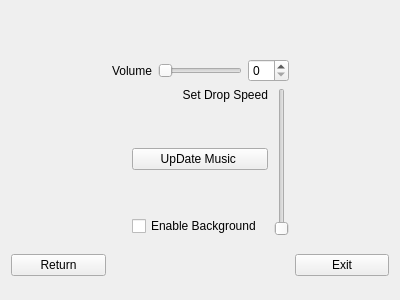
This is settings.ui in EdrowsLuo/QTCppGame as Qt 5 draws it before an edit. The edited form follows.
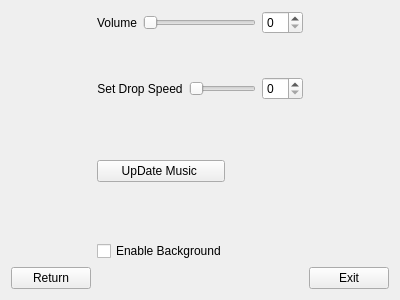
This is the edited form.

The edit to the form file:
```diff
--- a/settings.ui
+++ b/settings.ui
@@ -17,89 +17,110 @@
    <string notr="true">backgroun-color:RGB(40,44,53)</string>
   </property>
   <layout class="QGridLayout" name="gridLayout">
-   <item row="0" column="1">
-    <spacer name="verticalSpacer_4">
-     <property name="orientation">
-      <enum>Qt::Vertical</enum>
-     </property>
-     <property name="sizeHint" stdset="0">
-      <size>
-       <width>20</width>
-       <height>37</height>
-      </size>
-     </property>
-    </spacer>
-   </item>
-   <item row="1" column="0">
-    <spacer name="horizontalSpacer_2">
-     <property name="orientation">
-      <enum>Qt::Horizontal</enum>
-     </property>
-     <property name="sizeHint" stdset="0">
-      <size>
-       <width>90</width>
-       <height>20</height>
-      </size>
-     </property>
-    </spacer>
-   </item>
-   <item row="1" column="1">
-    <layout class="QVBoxLayout" name="verticalLayout_3">
+   <item row="0" column="1" colspan="2">
+    <layout class="QVBoxLayout" name="verticalLayout">
      <item>
       <layout class="QHBoxLayout" name="horizontalLayout_3">
        <item>
         <widget class="QLabel" name="volumlabel">
+         <property name="sizePolicy">
+          <sizepolicy hsizetype="Preferred" vsizetype="Preferred">
+           <horstretch>1</horstretch>
+           <verstretch>0</verstretch>
+          </sizepolicy>
+         </property>
          <property name="text">
           <string>Volume</string>
          </property>
+         <property name="alignment">
+          <set>Qt::AlignCenter</set>
+         </property>
         </widget>
        </item>
        <item>
         <widget class="QSlider" name="horizontalSlider">
+         <property name="sizePolicy">
+          <sizepolicy hsizetype="Expanding" vsizetype="Fixed">
+           <horstretch>4</horstretch>
+           <verstretch>0</verstretch>
+          </sizepolicy>
+         </property>
          <property name="orientation">
           <enum>Qt::Horizontal</enum>
          </property>
         </widget>
        </item>
        <item>
-        <widget class="QSpinBox" name="spinBox"/>
+        <widget class="QSpinBox" name="spinBox">
+         <property name="sizePolicy">
+          <sizepolicy hsizetype="Minimum" vsizetype="Fixed">
+           <horstretch>1</horstretch>
+           <verstretch>0</verstretch>
+          </sizepolicy>
+         </property>
+        </widget>
        </item>
       </layout>
      </item>
      <item>
-      <layout class="QHBoxLayout" name="horizontalLayout_2">
-       <item>
-        <layout class="QVBoxLayout" name="verticalLayout_2">
-         <item>
-          <spacer name="verticalSpacer">
+      <spacer name="verticalSpacer_4">
            <property name="orientation">
             <enum>Qt::Vertical</enum>
            </property>
            <property name="sizeHint" stdset="0">
             <size>
              <width>20</width>
-             <height>40</height>
+         <height>37</height>
             </size>
            </property>
           </spacer>
-         </item>
-        </layout>
        </item>
        <item>
         <layout class="QHBoxLayout" name="horizontalLayout">
          <item>
-          <layout class="QVBoxLayout" name="verticalLayout">
-           <item>
             <widget class="QLabel" name="label">
+         <property name="sizePolicy">
+          <sizepolicy hsizetype="Preferred" vsizetype="Preferred">
+           <horstretch>1</horstretch>
+           <verstretch>0</verstretch>
+          </sizepolicy>
+         </property>
              <property name="text">
               <string>Set Drop Speed</string>
              </property>
              <property name="alignment">
-              <set>Qt::AlignRight|Qt::AlignTrailing|Qt::AlignVCenter</set>
+          <set>Qt::AlignCenter</set>
              </property>
             </widget>
            </item>
            <item>
+        <widget class="QSlider" name="horizontalSlider_2">
+         <property name="sizePolicy">
+          <sizepolicy hsizetype="Expanding" vsizetype="Fixed">
+           <horstretch>4</horstretch>
+           <verstretch>0</verstretch>
+          </sizepolicy>
+         </property>
+         <property name="orientation">
+          <enum>Qt::Horizontal</enum>
+         </property>
+        </widget>
+       </item>
+       <item>
+        <widget class="QSpinBox" name="spinBox_2">
+         <property name="sizePolicy">
+          <sizepolicy hsizetype="Minimum" vsizetype="Fixed">
+           <horstretch>1</horstretch>
+           <verstretch>0</verstretch>
+          </sizepolicy>
+         </property>
+        </widget>
+       </item>
+      </layout>
+     </item>
+    </layout>
+   </item>
+   <item row="1" column="2">
             <spacer name="verticalSpacer_2">
              <property name="orientation">
               <enum>Qt::Vertical</enum>
@@ -107,19 +128,25 @@
              <property name="sizeHint" stdset="0">
               <size>
                <width>20</width>
-               <height>40</height>
+       <height>44</height>
               </size>
              </property>
             </spacer>
            </item>
-           <item>
+   <item row="2" column="1">
             <widget class="QPushButton" name="pushButton_2">
+     <property name="sizePolicy">
+      <sizepolicy hsizetype="Minimum" vsizetype="Fixed">
+       <horstretch>6</horstretch>
+       <verstretch>0</verstretch>
+      </sizepolicy>
+     </property>
              <property name="text">
               <string>UpDate Music </string>
              </property>
             </widget>
            </item>
-           <item>
+   <item row="3" column="2">
             <spacer name="verticalSpacer_3">
              <property name="orientation">
               <enum>Qt::Vertical</enum>
@@ -127,68 +154,45 @@
              <property name="sizeHint" stdset="0">
               <size>
                <width>20</width>
-               <height>40</height>
+       <height>44</height>
               </size>
              </property>
             </spacer>
            </item>
-           <item>
+   <item row="4" column="1" colspan="2">
             <widget class="QCheckBox" name="checkBox">
+     <property name="sizePolicy">
+      <sizepolicy hsizetype="Minimum" vsizetype="Fixed">
+       <horstretch>6</horstretch>
+       <verstretch>0</verstretch>
+      </sizepolicy>
+     </property>
              <property name="text">
               <string>Enable Background</string>
              </property>
             </widget>
            </item>
-          </layout>
-         </item>
-         <item>
-          <widget class="QSlider" name="verticalSlider">
-           <property name="orientation">
-            <enum>Qt::Vertical</enum>
-           </property>
-          </widget>
-         </item>
-        </layout>
-       </item>
-      </layout>
-     </item>
-    </layout>
-   </item>
-   <item row="1" column="2">
-    <spacer name="horizontalSpacer">
-     <property name="orientation">
-      <enum>Qt::Horizontal</enum>
-     </property>
-     <property name="sizeHint" stdset="0">
-      <size>
-       <width>90</width>
-       <height>20</height>
-      </size>
-     </property>
-    </spacer>
-   </item>
-   <item row="2" column="1">
-    <spacer name="verticalSpacer_5">
-     <property name="orientation">
-      <enum>Qt::Vertical</enum>
-     </property>
-     <property name="sizeHint" stdset="0">
-      <size>
-       <width>20</width>
-       <height>37</height>
-      </size>
-     </property>
-    </spacer>
-   </item>
-   <item row="2" column="0">
+   <item row="5" column="0">
     <widget class="QPushButton" name="pushButton">
+     <property name="sizePolicy">
+      <sizepolicy hsizetype="Minimum" vsizetype="Fixed">
+       <horstretch>1</horstretch>
+       <verstretch>0</verstretch>
+      </sizepolicy>
+     </property>
      <property name="text">
       <string>Return</string>
      </property>
     </widget>
    </item>
-   <item row="2" column="2">
+   <item row="5" column="3">
     <widget class="QPushButton" name="pushButton_3">
+     <property name="sizePolicy">
+      <sizepolicy hsizetype="Minimum" vsizetype="Fixed">
+       <horstretch>1</horstretch>
+       <verstretch>0</verstretch>
+      </sizepolicy>
+     </property>
      <property name="text">
       <string>Exit</string>
      </property>
```
Left out of the diff: 2 changed lines with no effect on the pictures. Lines whose indentation alone changed are shown as unchanged.
